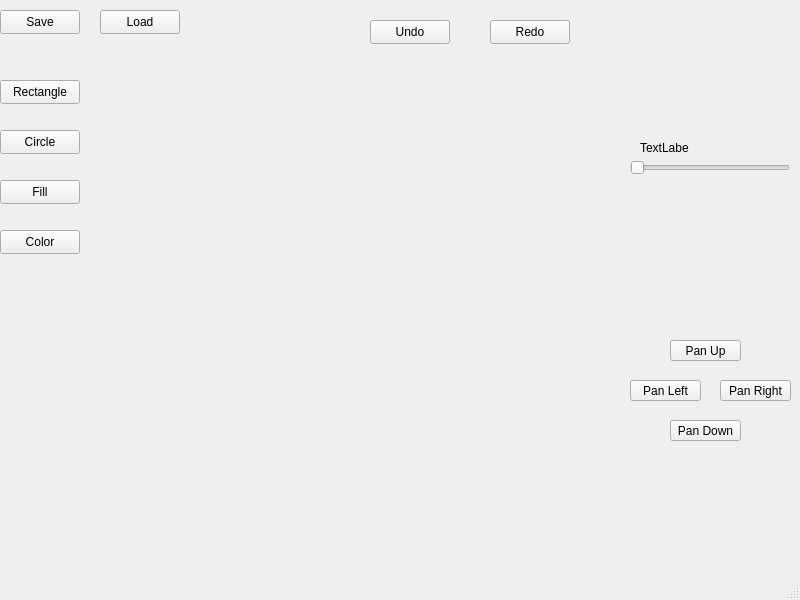
First picture: the form in mainwindow.ui, repository University-of-Utah-CS3505/a8-sprite-editor-f23-Lukehamling, before the edit.
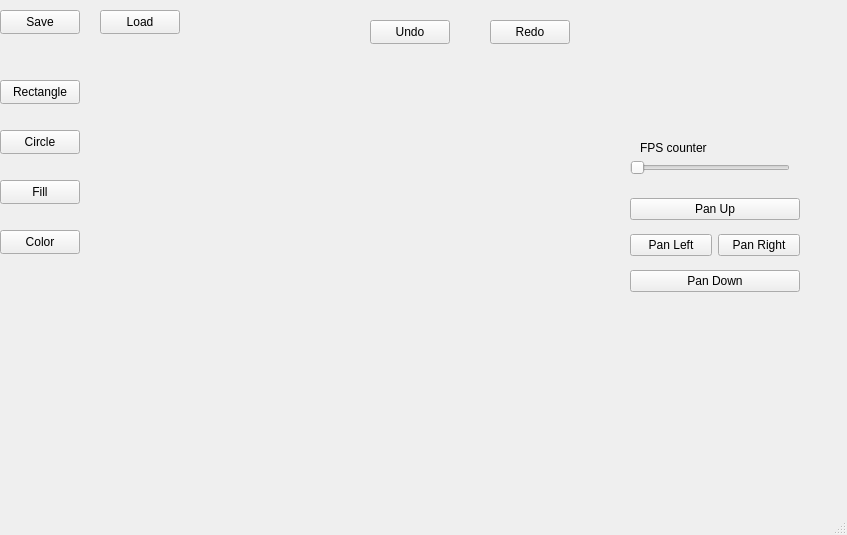
Second picture: the form after the edit.

Commit message: Drawing a Square

What changed in the file:
```diff
--- a/mainwindow.ui
+++ b/mainwindow.ui
@@ -6,8 +6,8 @@
    <rect>
     <x>0</x>
     <y>0</y>
-    <width>800</width>
-    <height>600</height>
+    <width>847</width>
+    <height>535</height>
    </rect>
   </property>
   <property name="windowTitle">
@@ -112,58 +112,6 @@
      <string>Color</string>
     </property>
    </widget>
-   <widget class="QPushButton" name="panUpButton">
-    <property name="geometry">
-     <rect>
-      <x>670</x>
-      <y>340</y>
-      <width>71</width>
-      <height>21</height>
-     </rect>
-    </property>
-    <property name="text">
-     <string>Pan Up</string>
-    </property>
-   </widget>
-   <widget class="QPushButton" name="panLeftButton">
-    <property name="geometry">
-     <rect>
-      <x>630</x>
-      <y>380</y>
-      <width>71</width>
-      <height>21</height>
-     </rect>
-    </property>
-    <property name="text">
-     <string>Pan Left</string>
-    </property>
-   </widget>
-   <widget class="QPushButton" name="panRightButton">
-    <property name="geometry">
-     <rect>
-      <x>720</x>
-      <y>380</y>
-      <width>71</width>
-      <height>21</height>
-     </rect>
-    </property>
-    <property name="text">
-     <string>Pan Right</string>
-    </property>
-   </widget>
-   <widget class="QPushButton" name="panDownButton">
-    <property name="geometry">
-     <rect>
-      <x>670</x>
-      <y>420</y>
-      <width>71</width>
-      <height>21</height>
-     </rect>
-    </property>
-    <property name="text">
-     <string>Pan Down</string>
-    </property>
-   </widget>
    <widget class="QSlider" name="FPSslider">
     <property name="geometry">
      <rect>
@@ -208,14 +156,58 @@
      <rect>
       <x>640</x>
       <y>140</y>
-      <width>49</width>
+      <width>81</width>
       <height>16</height>
      </rect>
     </property>
     <property name="text">
-     <string>TextLabel</string>
+     <string>FPS counter</string>
     </property>
    </widget>
+   <widget class="QWidget" name="verticalLayoutWidget">
+    <property name="geometry">
+     <rect>
+      <x>630</x>
+      <y>190</y>
+      <width>170</width>
+      <height>111</height>
+     </rect>
+    </property>
+    <layout class="QVBoxLayout" name="verticalLayout">
+     <item>
+      <widget class="QPushButton" name="panUpButton">
+       <property name="text">
+        <string>Pan Up</string>
+       </property>
+      </widget>
+     </item>
+     <item>
+      <layout class="QHBoxLayout" name="horizontalLayout">
+       <item>
+        <widget class="QPushButton" name="panLeftButton">
+         <property name="text">
+          <string>Pan Left</string>
+         </property>
+        </widget>
+       </item>
+       <item>
+        <widget class="QPushButton" name="panRightButton">
+         <property name="text">
+          <string>Pan Right</string>
+         </property>
+        </widget>
+       </item>
+      </layout>
+     </item>
+     <item>
+      <widget class="QPushButton" name="panDownButton">
+       <property name="text">
+        <string>Pan Down</string>
+       </property>
+      </widget>
+     </item>
+    </layout>
+   </widget>
   </widget>
   <widget class="QMenuBar" name="menubar">
    <property name="geometry">
```
Left out of the diff: 2 changed lines with no effect on the pictures. The commit also changes 2 other files.
